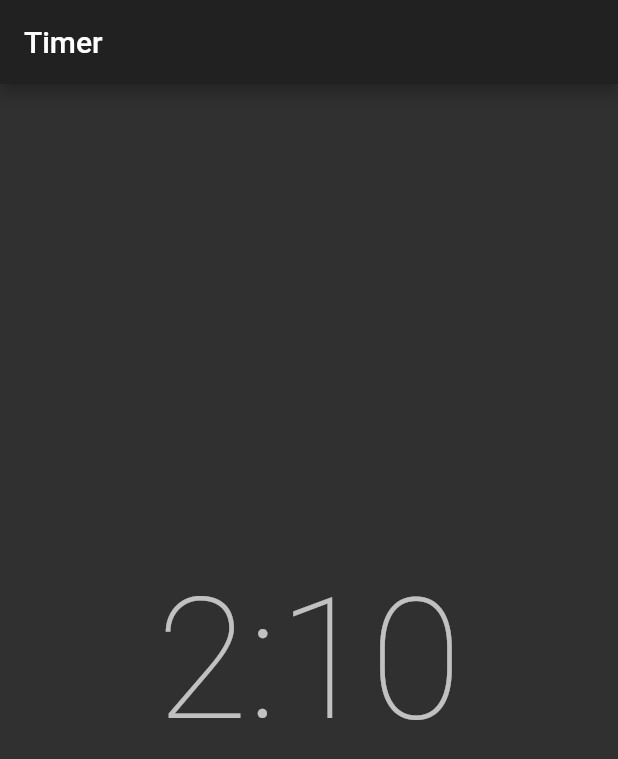
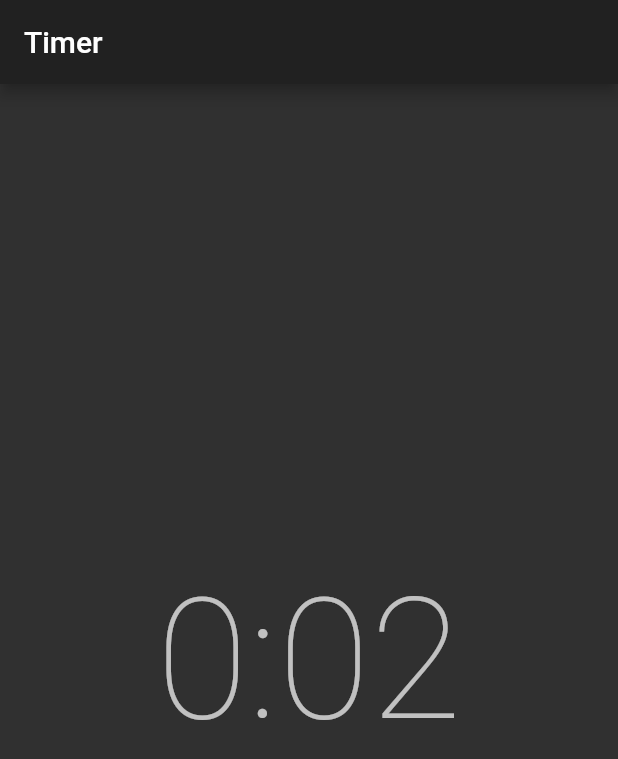
Before and after one commit to paxcodes/flutter-timer, a Flutter app: the screen it shows after launch, on a phone screen of 412 x 824 dp. Shown: the top 759 px of the screen. Run offline on Flutter 3.47's test engine with Material 2 defaults, Android fonts, the phone set to English and light mode, and no system bars.

Commit message:
Reduce time

```diff
--- a/lib/pages/timer_page.dart
+++ b/lib/pages/timer_page.dart
@@ -23,7 +23,7 @@ class _TimerPageState extends State<TimerPage>
     super.initState();
     controller = AnimationController(
       vsync: this,
-      duration: Duration(minutes: 2, seconds: 10),
+      duration: Duration(seconds: 2),
     );
     controller.addStatusListener((status) {
       if (status == AnimationStatus.dismissed) {
```
